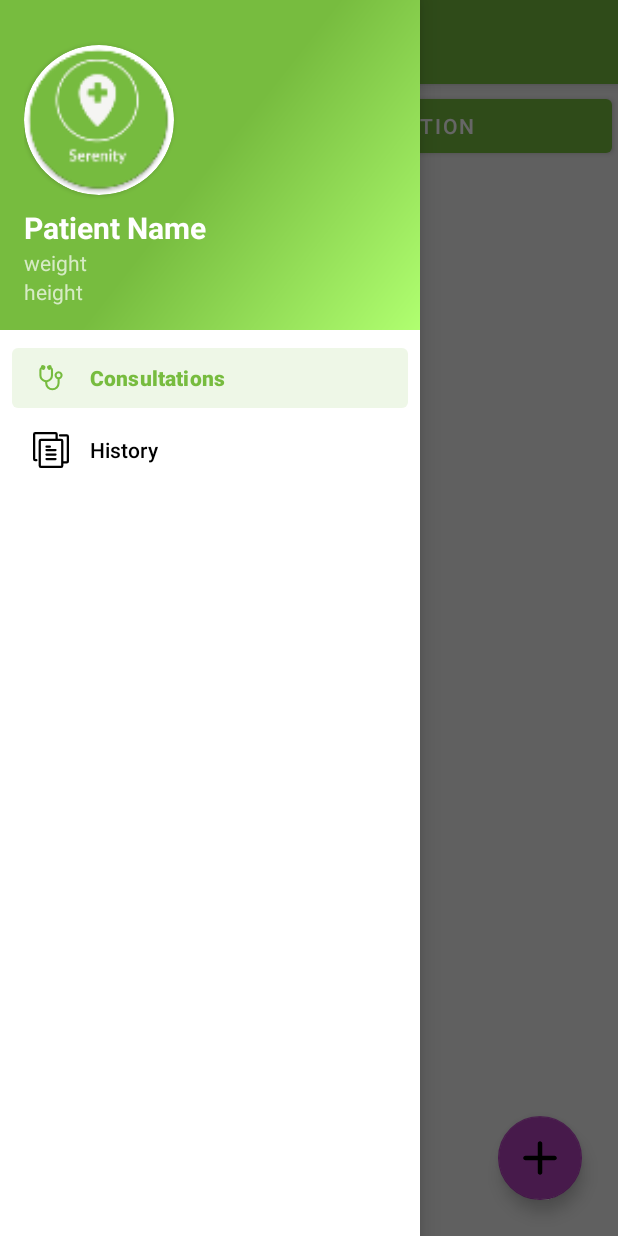
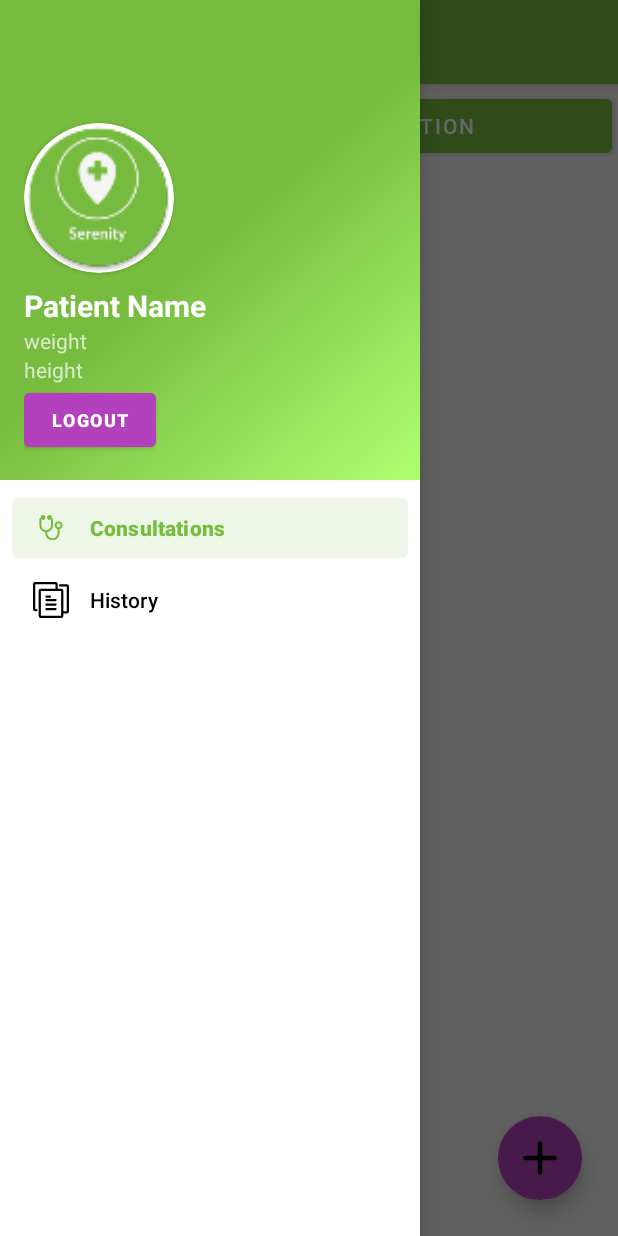
Before and after one commit to Grrom/Serenity-Health, an Android app: the MainActivity screen opened directly, with no data from a screen before it, with the side drawer open, on a phone screen of 412 x 824 dp. Run offline under Robolectric (Android 15) with nearby library versions, the phone set to English and light mode, and no system bars; our stand-ins replace navigation-ui; 6 statements that could not run were skipped.

Commit message:
add logout

```diff
--- a/app/src/main/java/com/example/serenityhealth/LoginActivity.java
+++ b/app/src/main/java/com/example/serenityhealth/LoginActivity.java
@@ -46,4 +46,8 @@ public class LoginActivity extends AppCompatActivity {
             startActivity(new Intent(this, RegisterActivity.class));
         });
     }
+
+    @Override
+    public void onBackPressed() {
+    }
 }
--- a/app/src/main/java/com/example/serenityhealth/MainActivity.java
+++ b/app/src/main/java/com/example/serenityhealth/MainActivity.java
@@ -1,4 +1,6 @@
 package com.example.serenityhealth;
+
+import static androidx.navigation.fragment.NavHostFragment.findNavController;
 
 import android.content.Intent;
 import android.media.Image;
@@ -6,6 +8,7 @@ import android.net.Uri;
 import android.os.Bundle;
 import android.util.Log;
 import android.view.Menu;
+import android.widget.Button;
 import android.widget.ImageView;
 import android.widget.LinearLayout;
 import android.widget.TextView;
@@ -14,6 +17,7 @@ import com.example.serenityhealth.models.UserModel;
 import com.google.android.material.navigation.NavigationView;
 
 import androidx.navigation.NavController;
+import androidx.navigation.NavOptions;
 import androidx.navigation.Navigation;
 import androidx.navigation.ui.AppBarConfiguration;
 import androidx.navigation.ui.NavigationUI;
@@ -49,6 +53,12 @@ public class MainActivity extends AppCompatActivity {
         TextView name= (TextView) navHeaderView.findViewById(R.id.user_name);
         TextView weight= (TextView) navHeaderView.findViewById(R.id.user_weight);
         TextView height= (TextView) navHeaderView.findViewById(R.id.user_height);
+        Button logout= (Button) navHeaderView.findViewById(R.id.logout_button);
+
+        logout.setOnClickListener(view->{
+            startActivity(new Intent(this,LoginActivity.class));
+        });
+
 
         Log.e(TAG, name.getText().toString() );
 
--- a/app/src/main/res/layout/nav_header_main.xml
+++ b/app/src/main/res/layout/nav_header_main.xml
@@ -2,7 +2,7 @@
 <LinearLayout xmlns:android="http://schemas.android.com/apk/res/android"
     xmlns:app="http://schemas.android.com/apk/res-auto"
     android:layout_width="match_parent"
-    android:layout_height="220dp"
+    android:layout_height="320dp"
     android:background="@drawable/side_nav_bar"
     android:gravity="bottom"
     android:orientation="vertical"
@@ -14,6 +14,7 @@
 
 
     <androidx.cardview.widget.CardView
+        android:layout_marginTop="24dp"
         android:layout_width="100dp"
         android:layout_height="100dp"
         app:cardCornerRadius="50dp"
@@ -27,15 +28,17 @@
             app:srcCompat="@mipmap/ic_launcher_round" />
     </androidx.cardview.widget.CardView>
 
+
         <TextView
             android:id="@+id/user_name"
-        android:layout_width="match_parent"
+            android:layout_width="wrap_content"
             android:layout_height="wrap_content"
             android:paddingTop="@dimen/nav_header_vertical_spacing"
             android:textSize="20sp"
             android:textStyle="bold"
             android:text="Patient Name"
             android:textAppearance="@style/TextAppearance.AppCompat.Body1" />
+
 
     <TextView
         android:id="@+id/user_weight"
@@ -48,4 +51,13 @@
         android:layout_width="wrap_content"
         android:layout_height="wrap_content"
         android:text="height" />
+
+    <Button
+        android:id="@+id/logout_button"
+        android:backgroundTint="@color/secondary"
+        android:text="Logout"
+        android:textStyle="bold"
+        android:textSize="12sp"
+        android:layout_width="wrap_content"
+        android:layout_height="wrap_content"/>
 </LinearLayout>
```
Lines whose indentation alone changed are shown as unchanged.
